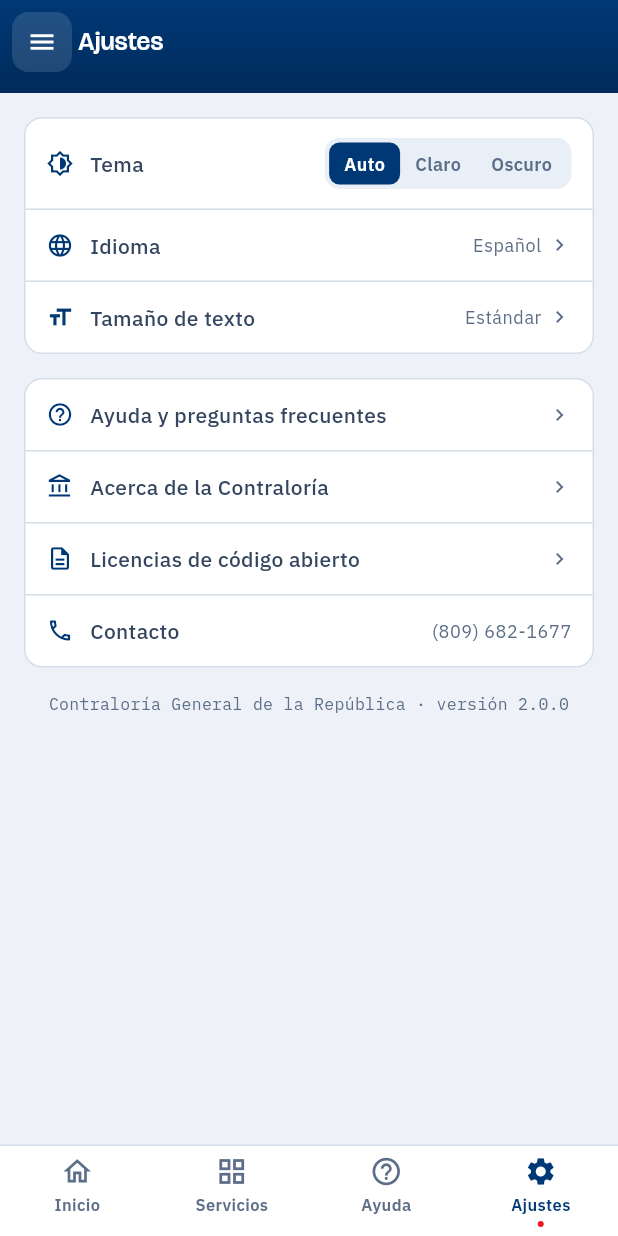
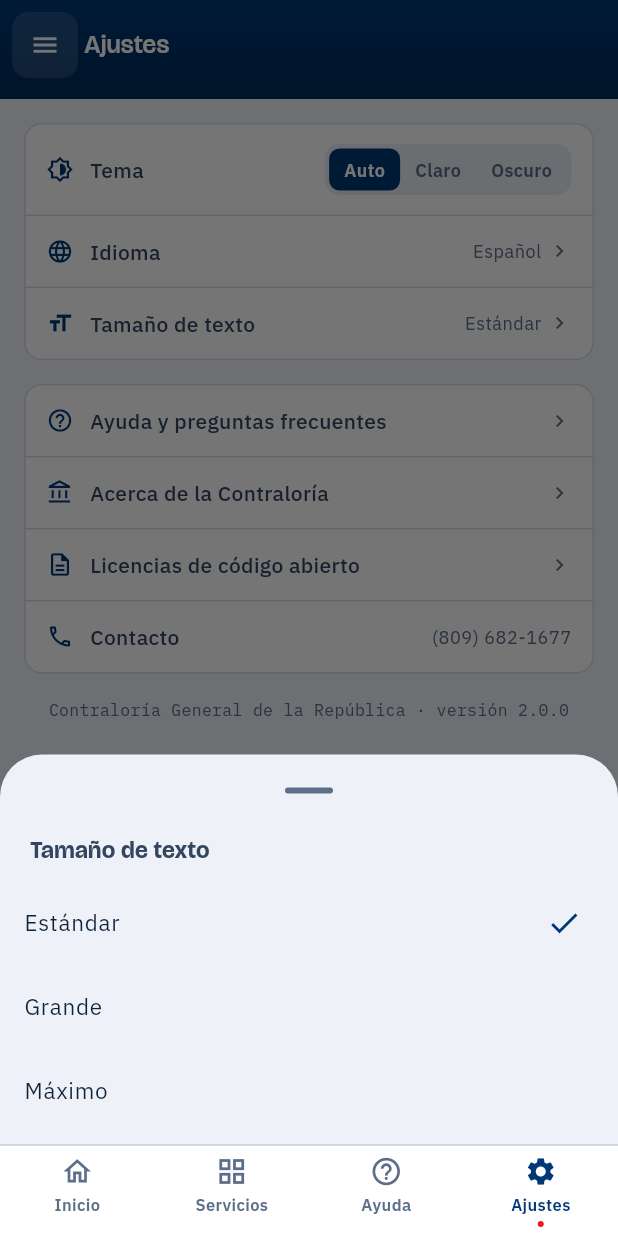
Before and after one commit to Hidalgo15/Trabajo-contralor-a, a Flutter app: the screen it shows after launch, item 4 of the bottom bar chosen, after a tap on "Tamaño de texto", on a phone screen of 412 x 824 dp. Run offline on Flutter 3.47's test engine with Material 3 defaults, Android fonts, the phone set to English and light mode, and no system bars; our stand-ins replace pdf, printing, shared_preferences, webview_flutter.

Commit message:
feat(fase-3): tamaño de texto ajustable y objetivos táctiles
- ThemeController: guarda también el tamaño de texto (estándar / grande /
  máximo → escala 1.0 / 1.15 / 1.3), persistido.
- main.dart: MediaQuery.textScaler global según la preferencia.
- Ajustes: la fila "Tamaño de texto" abre un selector; el valor actual se
  muestra en la fila y cambia toda la app al instante.
- AppHeader: botones e íconos a 44x44 (objetivo táctil mínimo).

flutter analyze: "No issues found!" · flutter test: 1 passed

Co-Authored-By: Claude Sonnet 5 <noreply@anthropic.com>

```diff
--- a/lib/Core/Theme/theme_controller.dart
+++ b/lib/Core/Theme/theme_controller.dart
@@ -1,20 +1,44 @@
 import 'package:flutter/material.dart';
 import 'package:shared_preferences/shared_preferences.dart';
 
-/// Guarda y expone la preferencia de tema del usuario (auto / claro / oscuro),
-/// persistida con [SharedPreferences].
+/// Tamaños de texto ofrecidos en Ajustes.
+enum TamanoTexto { estandar, grande, maximo }
+
+extension TamanoTextoX on TamanoTexto {
+  double get escala => switch (this) {
+        TamanoTexto.estandar => 1.0,
+        TamanoTexto.grande => 1.15,
+        TamanoTexto.maximo => 1.3,
+      };
+
+  String get label => switch (this) {
+        TamanoTexto.estandar => 'Estándar',
+        TamanoTexto.grande => 'Grande',
+        TamanoTexto.maximo => 'Máximo',
+      };
+}
+
+/// Guarda y expone las preferencias de apariencia del usuario (tema y tamaño de
+/// texto), persistidas con [SharedPreferences].
 class ThemeController extends ChangeNotifier {
-  ThemeController._(this._mode);
+  ThemeController._(this._mode, this._texto);
 
-  static const _clave = 'theme_mode';
+  static const _claveModo = 'theme_mode';
+  static const _claveTexto = 'text_size';
 
   ThemeMode _mode;
   ThemeMode get mode => _mode;
 
-  /// Crea el controlador leyendo la preferencia guardada.
+  TamanoTexto _texto;
+  TamanoTexto get tamanoTexto => _texto;
+
+  /// Crea el controlador leyendo las preferencias guardadas.
   static Future<ThemeController> cargar() async {
     final prefs = await SharedPreferences.getInstance();
-    return ThemeController._(_desdeString(prefs.getString(_clave)));
+    return ThemeController._(
+      _desdeString(prefs.getString(_claveModo)),
+      _textoDesdeString(prefs.getString(_claveTexto)),
+    );
   }
 
   Future<void> establecer(ThemeMode nuevo) async {
@@ -22,8 +46,19 @@ class ThemeController extends ChangeNotifier {
     _mode = nuevo;
     notifyListeners();
     final prefs = await SharedPreferences.getInstance();
-    await prefs.setString(_clave, _aString(nuevo));
+    await prefs.setString(_claveModo, _aString(nuevo));
   }
+
+  Future<void> establecerTexto(TamanoTexto nuevo) async {
+    if (nuevo == _texto) return;
+    _texto = nuevo;
+    notifyListeners();
+    final prefs = await SharedPreferences.getInstance();
+    await prefs.setString(_claveTexto, nuevo.name);
+  }
+
+  static TamanoTexto _textoDesdeString(String? v) => TamanoTexto.values
+      .firstWhere((t) => t.name == v, orElse: () => TamanoTexto.estandar);
 
   static ThemeMode _desdeString(String? v) => switch (v) {
         'light' => ThemeMode.light,
--- a/lib/Core/Widgets/app_header.dart
+++ b/lib/Core/Widgets/app_header.dart
@@ -99,12 +99,12 @@ class AppHeader extends StatelessWidget {
         child: Padding(
           padding: const EdgeInsets.fromLTRB(8, 8, 8, AppDimens.md + 2),
           child: SizedBox(
-            height: 40,
+            height: 44,
             child: Row(
               children: [
                 _leading(context),
                 Expanded(child: centro),
-                accion ?? const SizedBox(width: 40),
+                accion ?? const SizedBox(width: 44),
               ],
             ),
           ),
@@ -128,7 +128,7 @@ class AppHeader extends StatelessWidget {
           onTap: () => Navigator.of(context).maybePop(),
         );
       case HeaderLeading.ninguno:
-        return const SizedBox(width: 40);
+        return const SizedBox(width: 44);
     }
   }
 }
@@ -155,8 +155,8 @@ class HeaderButton extends StatelessWidget {
         onTap: onTap,
         borderRadius: BorderRadius.circular(AppDimens.radioSm + 1),
         child: SizedBox(
-          width: 40,
-          height: 40,
+          width: 44,
+          height: 44,
           child: Icon(icono, color: Colors.white, size: 20),
         ),
       ),
--- a/lib/Feature/Ajustes/Presentation/pagina_ajustes.dart
+++ b/lib/Feature/Ajustes/Presentation/pagina_ajustes.dart
@@ -10,10 +10,52 @@ import 'package:consultas_y_contrataciones/Core/Widgets/app_header.dart';
 class PaginaAjustes extends StatelessWidget {
   const PaginaAjustes({super.key});
 
+  void _elegirTamanoTexto(BuildContext context) {
+    final tema = ThemeScope.of(context);
+    showModalBottomSheet<void>(
+      context: context,
+      showDragHandle: true,
+      builder: (sheetContext) => SafeArea(
+        child: Column(
+          mainAxisSize: MainAxisSize.min,
+          children: [
+            const Padding(
+              padding: EdgeInsets.fromLTRB(20, 4, 20, 8),
+              child: Align(
+                alignment: Alignment.centerLeft,
+                child: Text(
+                  'Tamaño de texto',
+                  style: TextStyle(
+                    fontFamily: AppTypography.display,
+                    fontWeight: FontWeight.w700,
+                    fontSize: 16,
+                  ),
+                ),
+              ),
+            ),
+            for (final t in TamanoTexto.values)
+              ListTile(
+                title: Text(t.label),
+                trailing: t == tema.tamanoTexto
+                    ? Icon(Icons.check, color: context.colores.azul)
+                    : null,
+                onTap: () {
+                  tema.establecerTexto(t);
+                  Navigator.of(sheetContext).pop();
+                },
+              ),
+            const SizedBox(height: 8),
+          ],
+        ),
+      ),
+    );
+  }
+
   @override
   Widget build(BuildContext context) {
     final c = context.colores;
     final scope = AppShellScope.of(context);
+    final tema = ThemeScope.of(context);
 
     return Column(
       children: [
@@ -43,8 +85,8 @@ class PaginaAjustes extends StatelessWidget {
                   _Fila(
                     icono: Icons.format_size_outlined,
                     label: 'Tamaño de texto',
-                    valor: 'Estándar',
-                    onTap: () {},
+                    valor: tema.tamanoTexto.label,
+                    onTap: () => _elegirTamanoTexto(context),
                   ),
                 ],
               ),
--- a/lib/main.dart
+++ b/lib/main.dart
@@ -30,6 +30,15 @@ class MiAppContraloria extends StatelessWidget {
           darkTheme: AppTheme.oscuro,
           themeMode: tema.mode,
           home: const AppShell(),
+          builder: (context, child) {
+            final mq = MediaQuery.of(context);
+            return MediaQuery(
+              data: mq.copyWith(
+                textScaler: TextScaler.linear(tema.tamanoTexto.escala),
+              ),
+              child: child!,
+            );
+          },
         ),
       ),
     );
```
